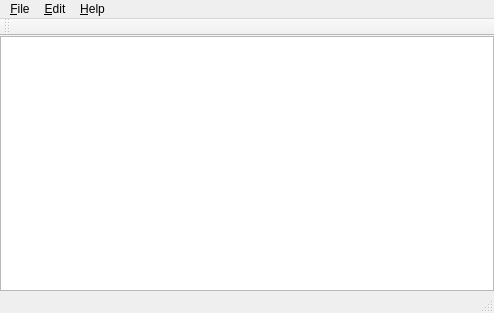
Before: the Qt Designer form src/mainwindow.ui in ambiesoft/SceneExplorer, drawn with Qt 5.
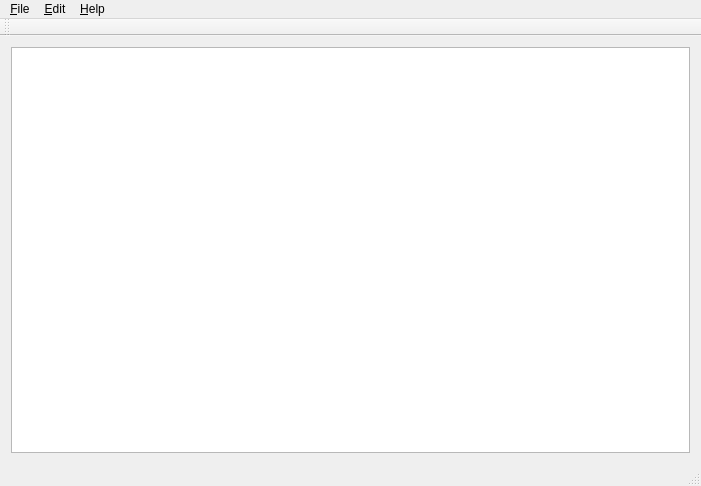
After: the same form once the commit is applied.

What changed in the file:
```diff
--- a/src/mainwindow.ui
+++ b/src/mainwindow.ui
@@ -6,8 +6,8 @@
    <rect>
     <x>0</x>
     <y>0</y>
-    <width>494</width>
-    <height>313</height>
+    <width>701</width>
+    <height>486</height>
    </rect>
   </property>
   <property name="sizePolicy">
@@ -20,27 +20,21 @@
    <string>MainWindow</string>
   </property>
   <widget class="QWidget" name="centralWidget">
-   <layout class="QHBoxLayout" name="horizontalLayout_2">
-    <property name="leftMargin">
-     <number>0</number>
-    </property>
-    <property name="topMargin">
-     <number>0</number>
-    </property>
-    <property name="rightMargin">
-     <number>0</number>
-    </property>
-    <property name="bottomMargin">
-     <number>0</number>
-    </property>
+   <layout class="QVBoxLayout" name="verticalLayout">
     <item>
      <widget class="QTableView" name="tableView">
       <property name="showGrid">
        <bool>false</bool>
       </property>
+      <attribute name="horizontalHeaderVisible">
+       <bool>false</bool>
+      </attribute>
       <attribute name="horizontalHeaderStretchLastSection">
        <bool>false</bool>
       </attribute>
+      <attribute name="verticalHeaderVisible">
+       <bool>false</bool>
+      </attribute>
       <attribute name="verticalHeaderStretchLastSection">
        <bool>false</bool>
       </attribute>
@@ -53,8 +47,8 @@
     <rect>
      <x>0</x>
      <y>0</y>
-     <width>494</width>
-     <height>20</height>
+     <width>701</width>
+     <height>21</height>
     </rect>
    </property>
    <widget class="QMenu" name="menu_File">
```
